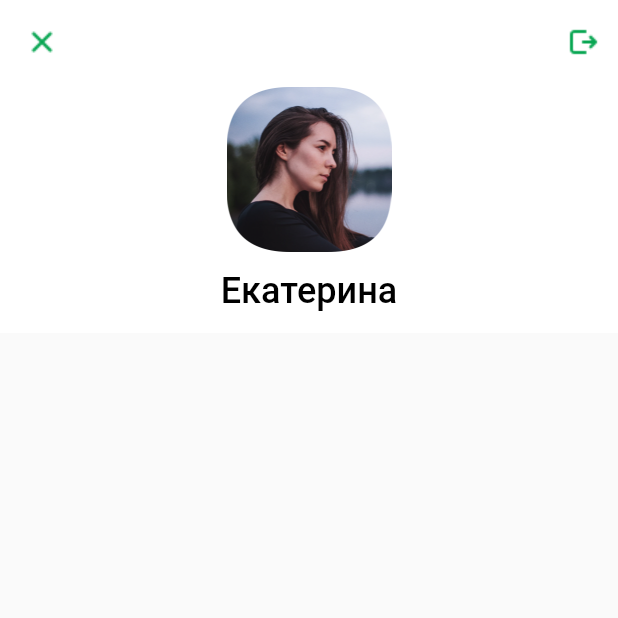
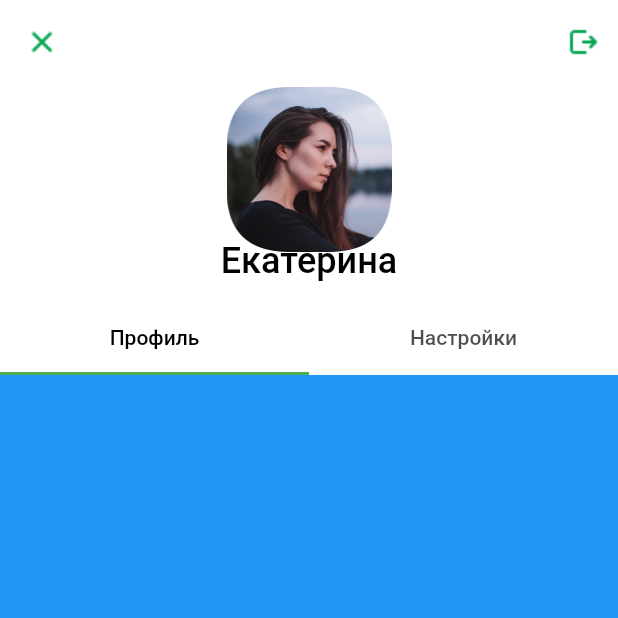
Before and after one commit to Nadi13/effectiveFlutter, a Flutter app: the screen it shows after launch, on a phone screen of 412 x 824 dp, the top half of it. Run offline on Flutter 3.47's test engine with Material 2 defaults, Android fonts, the light colour scheme and no system bars.

Commit message:
Сделан TabBar

```diff
--- /dev/null
+++ b/lib/Theme.dart
@@ -0,0 +1,9 @@
+import 'package:flutter/material.dart';
+
+final themeData = ThemeData(
+  tabBarTheme: const TabBarTheme(
+    indicatorColor: Colors.green,
+    labelColor: Colors.black,
+    indicatorSize: TabBarIndicatorSize.tab,
+  )
+);
--- a/lib/app.dart
+++ b/lib/app.dart
@@ -1,5 +1,6 @@
 import 'package:flutter/material.dart';
 import 'package:fall_2023_project/profile.dart';
+import 'package:fall_2023_project/Theme.dart';
 
 class App extends StatelessWidget{
   const App({super.key});
@@ -7,7 +8,7 @@ class App extends StatelessWidget{
   @override
   Widget build(BuildContext context) {
     return MaterialApp(
-      theme: ThemeData(primarySwatch:  Colors.indigo),
+      theme: themeData,
       home: const Profile(),
     );
   }
--- a/lib/profile.dart
+++ b/lib/profile.dart
@@ -1,5 +1,6 @@
 import 'package:flutter/material.dart';
 import 'package:fall_2023_project/appBar.dart';
+
 
 class Profile extends StatelessWidget {
   const Profile({super.key});
@@ -14,7 +15,10 @@ class Profile extends StatelessWidget {
             const appBar()
           ];
         },
-        body: Container()
+        body: TabBarView(
+      children: [Container(color: Colors.blue),
+      Container(color: Colors.red)],
+    ),
       ),
     ),
   );
```
Also changed, not shown: lib/appBar.dart (+9 -15 lines).
